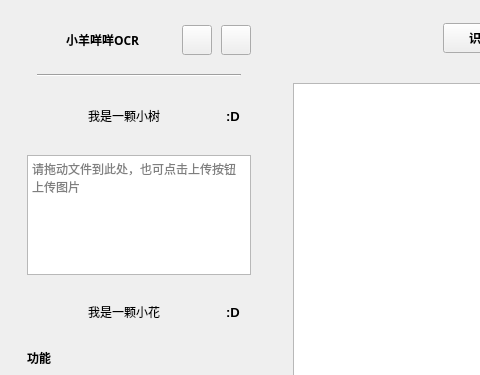
Old version of the form widget.ui in the repository slicesteak/SheepOCR; both pictures show x 0 to 480 and y 0 to 375 of the 1030 by 685 pixel window.
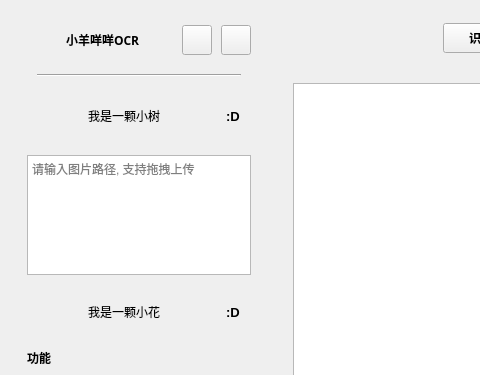
New version of the form. Icons and pictures are not drawn.

Commit message: 改了一下提示信息

The edit to the form file:
```diff
--- a/widget.ui
+++ b/widget.ui
@@ -319,7 +319,7 @@
             <item>
              <widget class="QTextEdit" name="picPath">
               <property name="placeholderText">
-               <string>请拖动文件到此处，也可点击上传按钮上传图片</string>
+               <string>请输入图片路径, 支持拖拽上传</string>
               </property>
              </widget>
             </item>
```
